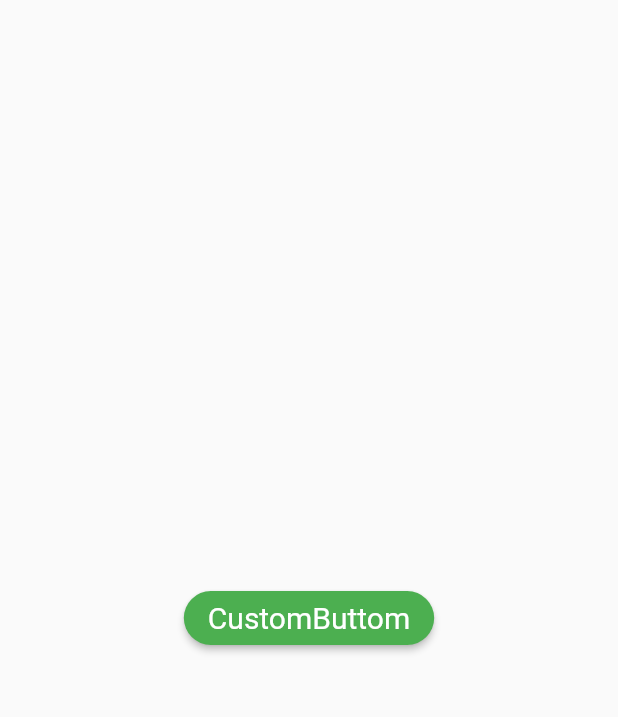
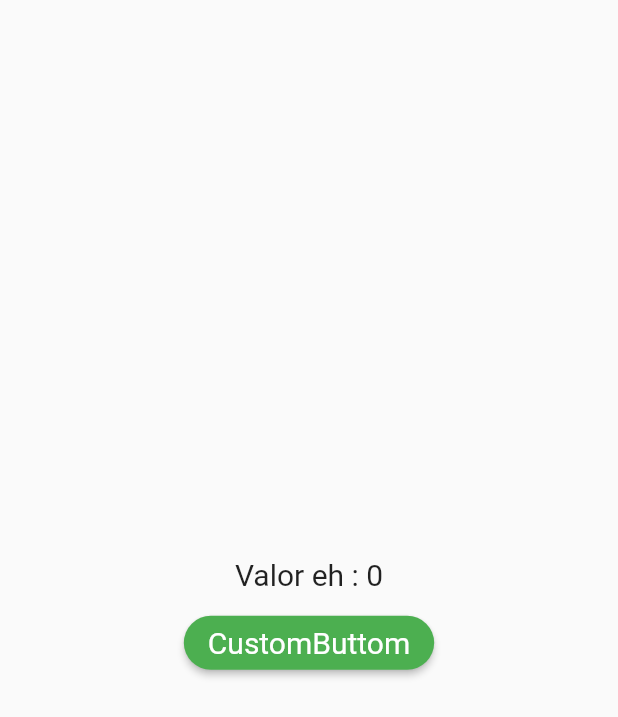
Before and after one commit to DaniloSacramento/Criando-Widgets-Personalizados-, a Flutter app: the screen it shows after launch, on a phone screen of 412 x 824 dp. Shown: the top 717 px of the screen. Run offline on Flutter 3.47's test engine with Material 2 defaults, Android fonts, the phone set to English and light mode, and no system bars.

Commit message:
Utilizando gerenciador de estado nativo

```diff
--- a/personalizado/lib/one_page.dart
+++ b/personalizado/lib/one_page.dart
@@ -1,20 +1,48 @@
+import 'dart:math';
 import 'package:flutter/material.dart';
 import 'package:flutter/src/widgets/container.dart';
 import 'package:flutter/src/widgets/framework.dart';
 import 'package:personalizado/widgets/custom_button_widget.dart';
 
-class OnePage extends StatelessWidget {
+class OnePage extends StatefulWidget {
   const OnePage({super.key});
+
+  @override
+  State<OnePage> createState() => _OnePageState();
+}
+
+class _OnePageState extends State<OnePage> {
+
+  ValueNotifier<int> valorAleatorio = ValueNotifier<int> (0);
+
+  random() async{
+      for(int i = 0; i < 10; i++ ){
+        await Future.delayed(Duration(seconds: 1));
+
+           valorAleatorio.value = Random().nextInt(1000);
+
+      }
+  }
 
   @override
   Widget build(BuildContext context) {
     return Scaffold(
       body: Center(
-        child: CustomButtomWidget(
-          disable: false,
-          onPressed: (){},
-          title: "CustomButtom",
-          titleSize: 20,
+        child: Column(
+          mainAxisAlignment: MainAxisAlignment.center,
+          children: [
+            ValueListenableBuilder(valueListenable: valorAleatorio, builder: (_, valor, __) => Text(
+            "Valor eh : $valor",
+            style: const TextStyle(fontSize: 20),)
+            ),
+          const SizedBox(height: 10,),
+            CustomButtomWidget(
+              disable: false,
+              onPressed: () => random(),
+              title: "CustomButtom",
+              titleSize: 20,
+            ),
+          ],
         ),
       ),
     );
```
